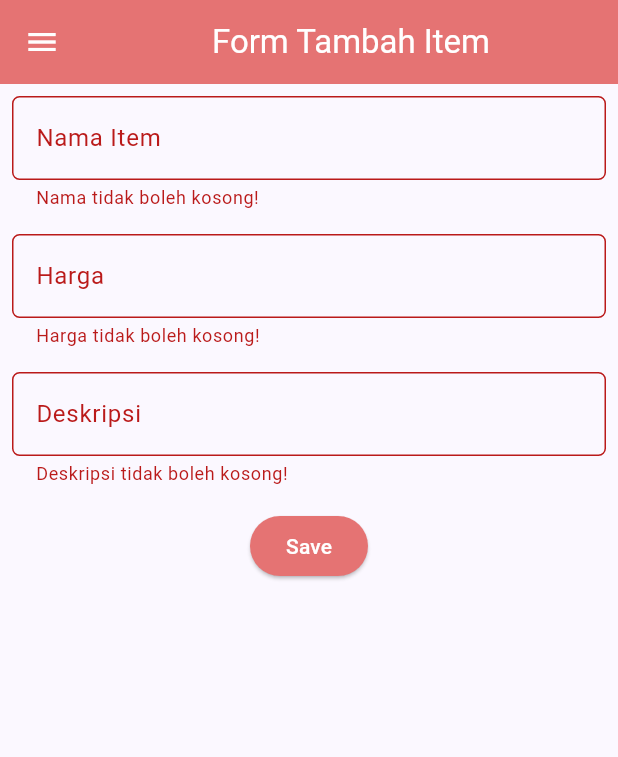
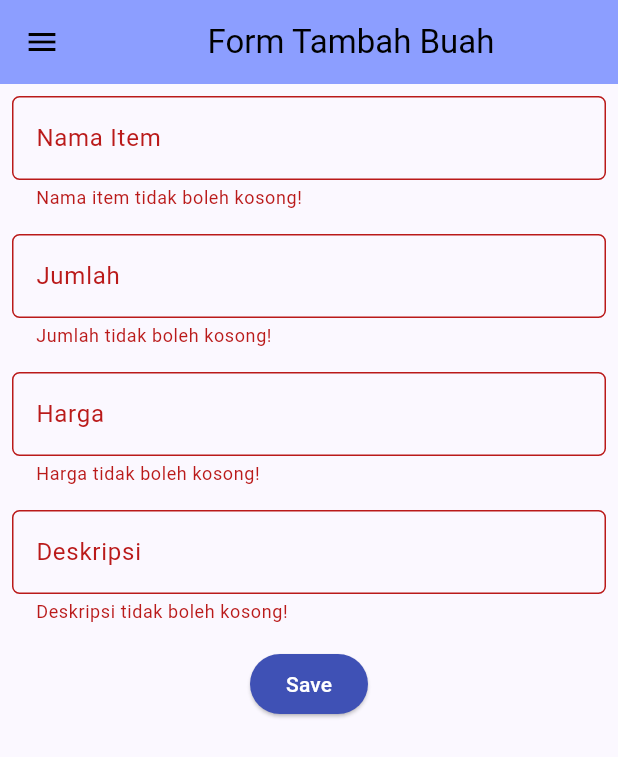
Before and after one commit to clarista/stokbox-mobile, a Flutter app: the ShopFormPage screen opened directly, after a tap on "Save", on a phone screen of 412 x 824 dp. Shown: the top 757 px of the screen. Run offline on Flutter 3.47's test engine with Material 2 defaults, Android fonts, the phone set to English and light mode, and no system bars.

Commit message:
selesai mengerjakan tugas 8

```diff
--- /dev/null
+++ b/lib/models/stokbox_models.dart
@@ -0,0 +1,8 @@
+class Product {
+  final String name;
+  final int amount;
+  final int price;
+  final String description;
+
+  Product({required this.name, required this.amount, required this.price, required this.description});
+}
--- a/lib/screens/shoplist_form.dart
+++ /dev/null
@@ -1,165 +0,0 @@
-import 'package:flutter/material.dart';
-// Impor drawer yang sudah dibuat sebelumnya
-import 'package:stokbox/widgets/left_drawer.dart';
-
-class ShopFormPage extends StatefulWidget {
-    const ShopFormPage({super.key});
-
-    @override
-    State<ShopFormPage> createState() => _ShopFormPageState();
-}
-
-class _ShopFormPageState extends State<ShopFormPage> {
-  final _formKey = GlobalKey<FormState>();
-  String _name = "";
-  int _price = 0;
-  String _description = "";
-    @override
-    Widget build(BuildContext context) {
-        return Scaffold(
-          appBar: AppBar(
-            title: const Center(
-              child: Text(
-                'Form Tambah Item',
-              ),
-            ),
-            backgroundColor: Colors.red[300],
-            foregroundColor: Colors.white,
-          ),
-          // Tambahkan drawer yang sudah dibuat di sini
-          drawer: const LeftDrawer(),
-          body: Form(
-            key: _formKey,
-            child: SingleChildScrollView(
-              child: Column(
-                crossAxisAlignment: CrossAxisAlignment.start,
-                children: [
-                  Padding(
-                    padding: const EdgeInsets.all(8.0),
-                    child: TextFormField(
-                      decoration: InputDecoration(
-                        hintText: "Nama Item",
-                        labelText: "Nama Item",
-                        border: OutlineInputBorder(
-                          borderRadius: BorderRadius.circular(5.0),
-                        ),
-                      ),
-                      onChanged: (String? value) {
-                        setState(() {
-                          _name = value!;
-                        });
-                      },
-                      validator: (String? value) {
-                        if (value == null || value.isEmpty) {
-                          return "Nama tidak boleh kosong!";
-                        }
-                        return null;
-                      },
-                    ),
-                  ),
-                Padding(
-                  padding: const EdgeInsets.all(8.0),
-                  child: TextFormField(
-                    decoration: InputDecoration(
-                      hintText: "Harga",
-                      labelText: "Harga",
-                      border: OutlineInputBorder(
-                        borderRadius: BorderRadius.circular(5.0),
-                      ),
-                    ),
-                    // Tambahkan variabel yang sesuai (_price)
-                    onChanged: (String? value) {
-                      setState(() {
-                        _price = int.parse(value!);
-                      });
-                    },
-                    validator: (String? value) {
-                      if (value == null || value.isEmpty) {
-                        return "Harga tidak boleh kosong!";
-                      }
-                      if (int.tryParse(value) == null) {
-                        return "Harga harus berupa angka!";
-                      }
-                      return null;
-                    },
-                  ),
-                ),
-                Padding(
-                  padding: const EdgeInsets.all(8.0),
-                  child: TextFormField(
-                    decoration: InputDecoration(
-                      hintText: "Deskripsi",
-                      labelText: "Deskripsi",
-                      border: OutlineInputBorder(
-                        borderRadius: BorderRadius.circular(5.0),
-                      ),
-                    ),
-                    onChanged: (String? value) {
-                      setState(() {
-                        // Tambahkan variabel yang sesuai (_description)
-                        _description = value!;
-                      });
-                    },
-                    validator: (String? value) {
-                      if (value == null || value.isEmpty) {
-                        return "Deskripsi tidak boleh kosong!";
-                      }
-                      return null;
-                    },
-                  ),
-                ),
-                Align(
-                  alignment: Alignment.bottomCenter,
-                  child: Padding(
-                    padding: const EdgeInsets.all(8.0),
-                    child: ElevatedButton(
-                      style: ButtonStyle(
-                        backgroundColor:
-                            MaterialStateProperty.all(Colors.red[300]),
-                      ),
-                      onPressed: () {
-                        if (_formKey.currentState!.validate()) {
-                          showDialog(
-                            context: context,
-                            builder: (context) {
-                              return AlertDialog(
-                                title: const Text('Item berhasil tersimpan'),
-                                content: SingleChildScrollView(
-                                  child: Column(
-                                    crossAxisAlignment:
-                                        CrossAxisAlignment.start,
-                                    children: [
-                                      Text('Nama: $_name'),
-                                      // Munculkan value-value lainnya
-                                      Text('Price: $_price'),
-                                      Text('Description: $_description')
-                                    ],
-                                  ),
-                                ),
-                                actions: [
-                                  TextButton(
-                                    child: const Text('OK'),
-                                    onPressed: () {
-                                      Navigator.pop(context);
-                                    },
-                                  ),
-                                ],
-                              );
-                            },
-                          );
-                        _formKey.currentState!.reset();
-                        }
-                      },
-                      child: const Text(
-                        "Save",
-                        style: TextStyle(color: Colors.white),
-                      ),
-                    ),
-                  ),
-                ),
-              ]),
-            ),
-          ),
-        );
-    }
-}
--- /dev/null
+++ b/lib/screens/stokbox_form.dart
@@ -0,0 +1,201 @@
+import 'package:flutter/material.dart';
+import 'package:stokbox/widgets/left_drawer.dart';
+import 'package:stokbox/models/stokbox_models.dart';
+import 'package:stokbox/screens/stokbox_item.dart';
+
+List<Product> productList = [];
+
+class ShopFormPage extends StatefulWidget {
+  const ShopFormPage({super.key});
+
+  @override
+  State<ShopFormPage> createState() => _ShopFormPageState();
+}
+
+class _ShopFormPageState extends State<ShopFormPage> {
+  final _formKey = GlobalKey<FormState>();
+  String _name = "";
+  int _amount = 0;
+  int _price = 0;
+  String _description = "";
+
+  @override
+  Widget build(BuildContext context) {
+    return Scaffold(
+      appBar: AppBar(
+        title: const Center(
+          child: Text(
+            'Form Tambah Buah',
+          ),
+        ),
+        backgroundColor: Colors.indigoAccent[100],
+        foregroundColor: Colors.black,
+      ),
+      drawer: const LeftDrawer(), // Tambahkan drawer yang sudah dibuat di sini
+      body: Form(
+        key: _formKey,
+        child: SingleChildScrollView(
+          child: Column(
+            crossAxisAlignment: CrossAxisAlignment.start,
+            children: [
+              Padding(
+                padding: const EdgeInsets.all(8.0),
+                child: TextFormField(
+                  decoration: InputDecoration(
+                    hintText: "Nama Item",
+                    labelText: "Nama Item",
+                    border: OutlineInputBorder(
+                      borderRadius: BorderRadius.circular(5.0),
+                    ),
+                  ),
+                  onChanged: (String? value) {
+                    setState(() {
+                      _name = value!;
+                    });
+                  },
+                  validator: (String? value) {
+                    if (value == null || value.isEmpty) {
+                      return "Nama item tidak boleh kosong!";
+                    }
+                    return null;
+                  },
+                ),
+              ),
+              Padding(
+                padding: const EdgeInsets.all(8.0),
+                child: TextFormField(
+                  decoration: InputDecoration(
+                    hintText: "Jumlah",
+                    labelText: "Jumlah",
+                    border: OutlineInputBorder(
+                      borderRadius: BorderRadius.circular(5.0),
+                    ),
+                  ),
+                  onChanged: (String? value) {
+                    setState(() {
+                      _amount = int.parse(value!);
+                    });
+                  },
+                  validator: (String? value) {
+                    if (value == null || value.isEmpty) {
+                      return "Jumlah tidak boleh kosong!";
+                    }
+                    if (int.tryParse(value) == null) {
+                      return "Jumlah harus berupa angka!";
+                    }
+                    return null;
+                  },
+                ),
+              ),
+              Padding(
+                padding: const EdgeInsets.all(8.0),
+                child: TextFormField(
+                  decoration: InputDecoration(
+                    hintText: "Harga",
+                    labelText: "Harga",
+                    border: OutlineInputBorder(
+                      borderRadius: BorderRadius.circular(5.0),
+                    ),
+                  ),
+                  onChanged: (String? value) {
+                    setState(() {
+                      _price = int.parse(value!);
+                    });
+                  },
+                  validator: (String? value) {
+                    if (value == null || value.isEmpty) {
+                      return "Harga tidak boleh kosong!";
+                    }
+                    if (int.tryParse(value) == null) {
+                      return "Harga harus berupa angka!";
+                    }
+                    return null;
+                  },
+                ),
+              ),
+              Padding(
+                padding: const EdgeInsets.all(8.0),
+                child: TextFormField(
+                  decoration: InputDecoration(
+                    hintText: "Deskripsi",
+                    labelText: "Deskripsi",
+                    border: OutlineInputBorder(
+                      borderRadius: BorderRadius.circular(5.0),
+                    ),
+                  ),
+                  onChanged: (String? value) {
+                    setState(() {
+                      _description = value!;
+                    });
+                  },
+                  validator: (String? value) {
+                    if (value == null || value.isEmpty) {
+                      return "Deskripsi tidak boleh kosong!";
+                    }
+                    return null;
+                  },
+                ),
+              ),
+              Align(
+                alignment: Alignment.bottomCenter,
+                child: Padding(
+                  padding: const EdgeInsets.all(8.0),
+                  child: ElevatedButton(
+                    style: ButtonStyle(
+                      backgroundColor: MaterialStateProperty.all(Colors.indigo),
+                    ),
+                    onPressed: () {
+                      if (_formKey.currentState!.validate()) {
+                        Product newBook = Product(
+                                name: _name,
+                                amount: _amount,
+                                price: _price,
+                                description: _description,
+                              );
+                              productList.add(newBook);
+
+                        showDialog(
+                          context: context,
+                          builder: (context) {
+                            return AlertDialog(
+                              title: const Text('Item berhasil tersimpan'),
+                              content: SingleChildScrollView(
+                                child: Column(
+                                  crossAxisAlignment: CrossAxisAlignment.start,
+                                  children: [
+                                    Text('Nama: $_name'),
+                                    Text('Jumlah: $_amount'),
+                                    Text('Harga: $_price'),
+                                    Text('Deskripsi: $_description'),
+                                    // Tambahkan value lainnya jika ada
+                                  ],
+                                ),
+                              ),
+                              actions: [
+                                TextButton(
+                                  child: const Text('OK'),
+                                  onPressed: () {
+                                    Navigator.pop(context);
+                                  },
+                                ),
+                              ],
+                            );
+                          },
+                        );
+                        _formKey.currentState!.reset();
+                      }
+                    },
+                    child: const Text(
+                      "Save",
+                      style: TextStyle(color: Colors.white),
+                    ),
+                  ),
+                ),
+              ),
+            ],
+          ),
+        ),
+      ),
+    );
+  }
+}
--- a/lib/widgets/left_drawer.dart
+++ b/lib/widgets/left_drawer.dart
@@ -1,6 +1,8 @@
 import 'package:flutter/material.dart';
+import 'package:stokbox/screens/stokbox_item.dart';
 import 'package:stokbox/screens/menu.dart';
-import 'package:stokbox/screens/shoplist_form.dart';
+import 'package:stokbox/screens/stokbox_form.dart';
+
 
 class LeftDrawer extends StatelessWidget {
   const LeftDrawer({super.key});
@@ -11,14 +13,13 @@ class LeftDrawer extends StatelessWidget {
       child: ListView(
         children: [
           const DrawerHeader(
-            // Bagian drawer header
             decoration: BoxDecoration(
-              color: Colors.pinkAccent,
+              color: Colors.indigoAccent,
             ),
             child: Column(
               children: [
                 Text(
-                  'Shopping List',
+                  'Stokbox',
                   textAlign: TextAlign.center,
                   style: TextStyle(
                     fontSize: 30,
@@ -27,25 +28,25 @@ class LeftDrawer extends StatelessWidget {
                   ),
                 ),
                 Padding(padding: EdgeInsets.all(10)),
-                Text("Catat seluruh keperluan belanjamu di sini!",
-                    // Tambahkan gaya teks dengan center alignment, font ukuran 15, warna putih, dan weight biasa
-                    textAlign: TextAlign.center,
-                    style: TextStyle(
-                      fontSize: 15,
-                      color: Colors.white,
-                      fontWeight: FontWeight.normal,
-                    ),
+                Text(
+                  "Masukkan semua buah yang anda suka!",
+                  // TODO: Tambahkan gaya teks dengan center alignment, font ukuran 15, warna putih, dan weight biasa
+                  textAlign: TextAlign.center, // Center alignment
+                  style: TextStyle(
+                  fontSize: 15, // Font size 15
+                  color: Colors.white, // Text color white
+                  fontWeight: FontWeight.normal, // Normal font weight
                 ),
+              ),
               ],
             ),
           ),
-          // Bagian routing
           ListTile(
             leading: const Icon(Icons.home_outlined),
             title: const Text('Halaman Utama'),
             // Bagian redirection ke MyHomePage
             onTap: () {
-              Navigator.push(
+              Navigator.pushReplacement(
                   context,
                   MaterialPageRoute(
                     builder: (context) => MyHomePage(),
@@ -54,20 +55,27 @@ class LeftDrawer extends StatelessWidget {
           ),
           ListTile(
             leading: const Icon(Icons.add_shopping_cart),
-            title: const Text('Tambah Produk'),
+            title: const Text('Tambah Item'),
             // Bagian redirection ke ShopFormPage
             onTap: () {
-              /*
-              Buatlah routing ke ShopFormPage di sini,
-              setelah halaman ShopFormPage sudah dibuat.
-              */
-              Navigator.push(
+              Navigator.pushReplacement(
                   context,
                   MaterialPageRoute(
                     builder: (context) => ShopFormPage(),
                   ));
             },
           ),
+          ListTile(
+            leading: const Icon(Icons.view_list),
+            title: const Text('Lihat Item'),
+            onTap: () {
+              Navigator.pushReplacement(
+                context,
+                MaterialPageRoute(
+                  builder: (context) => ProductListPage(productList: productList),
+                ));
+            },
+          )
         ],
       ),
     );
```
Also changed, not shown: lib/screens/menu.dart (+18 -13 lines), lib/screens/stokbox_item.dart (added, +68 -0 lines), lib/widgets/stokbox_card.dart (renamed from lib/widgets/shop_card.dart, +29 -24 lines), lib/screens/item_list_page.dart (deleted), 1 other file.
